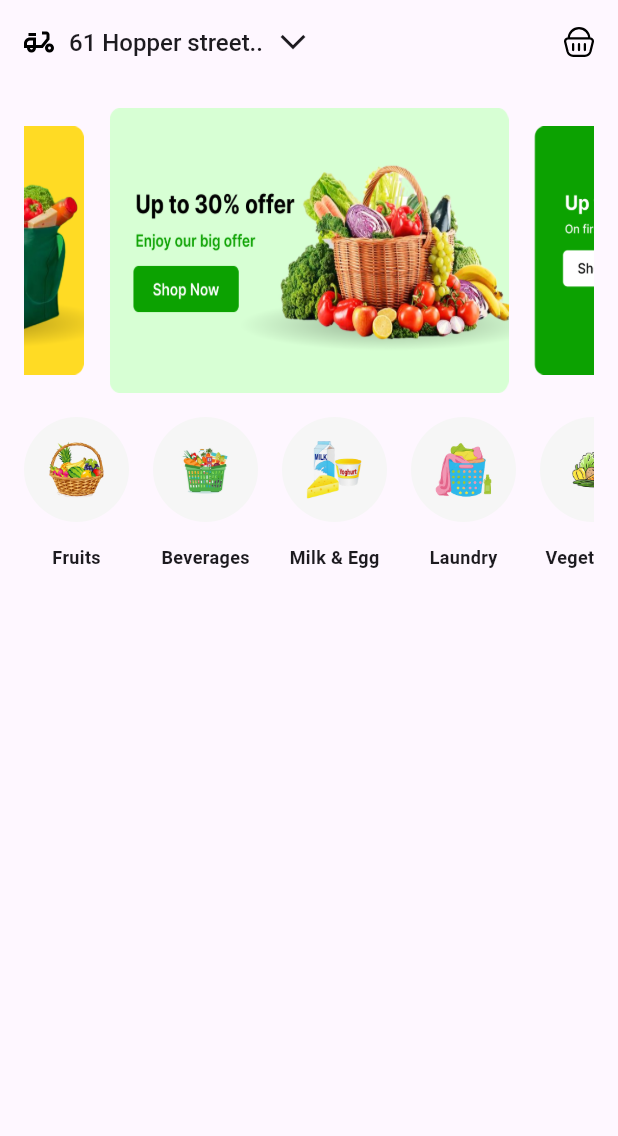
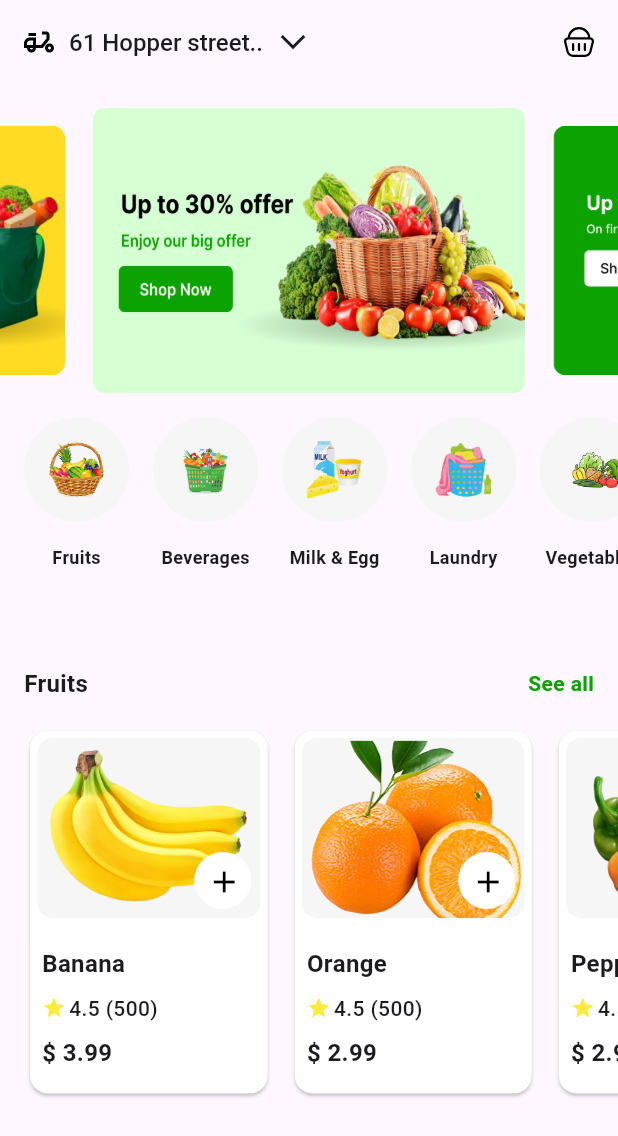
Before and after one commit to AshrafElManDoh/grabber_app, a Flutter app: the screen it shows after launch, on a phone screen of 412 x 824 dp. Shown: the top 1136 px of the screen. Run offline on Flutter 3.47's test engine with Material 3 defaults, Android fonts, the light colour scheme and no system bars; drawn by our look-alikes of carousel_slider; our stand-ins replace flutter_svg.

Commit message:
add fruits widget

```diff
--- /dev/null
+++ b/lib/models/fruit_model.dart
@@ -0,0 +1,22 @@
+class FruitModel {
+  final String name;
+  final String image;
+  final double rating;
+  final int numberOfVotes;
+  final double price;
+
+  FruitModel({
+    required this.name,
+    required this.image,
+    required this.rating,
+    required this.numberOfVotes,
+    required this.price,
+  });
+  FruitModel.withoudRating({
+    required this.name,
+    required this.image,
+    this.rating = 4.5,
+    this.numberOfVotes = 500,
+    required this.price,
+  });
+}
--- a/lib/views/home_view.dart
+++ b/lib/views/home_view.dart
@@ -1,8 +1,10 @@
 import 'package:flutter/material.dart';
 import 'package:flutter_svg/svg.dart';
 import 'package:grapper_app/models/category_model.dart';
+import 'package:grapper_app/models/fruit_model.dart';
 import 'package:grapper_app/widgets/category_list_view.dart';
 import 'package:grapper_app/widgets/custom_sliders.dart';
+import 'package:grapper_app/widgets/fruits_widget.dart';
 
 class HomeView extends StatefulWidget {
   const HomeView({super.key});
@@ -30,6 +32,25 @@ class _HomeViewState extends State<HomeView> {
       image: "assets/images/category/vegatbels.png",
     ),
   ];
+
+  List<FruitModel> fruits = [
+    FruitModel.withoudRating(
+      name: "Banana",
+      image: "assets/images/fruits/banana.png",
+      price: 3.99,
+    ),
+    FruitModel.withoudRating(
+      name: "Orange",
+      image: "assets/images/fruits/orange.png",
+      price: 2.99,
+    ),
+    FruitModel.withoudRating(
+      name: "Pepper",
+      image: "assets/images/fruits/papper.png",
+      price: 2.99,
+    ),
+  ];
+
   @override
   Widget build(BuildContext context) {
     return Scaffold(
@@ -52,16 +73,15 @@ class _HomeViewState extends State<HomeView> {
           ],
         ),
       ),
-      body: Padding(
-        padding: const EdgeInsets.symmetric(horizontal: 16),
-        child: Column(
+      body: Column(
         children: [
           SizedBox(height: 16),
           CustomSliders(items: items),
           SizedBox(height: 16),
           CategoryListView(categories: categories),
+          SizedBox(height: 16),
+          FruitsWidget(fruits: fruits),
         ],
-        ),
       ),
     );
   }
--- a/lib/widgets/category_list_view.dart
+++ b/lib/widgets/category_list_view.dart
@@ -9,9 +9,10 @@ class CategoryListView extends StatelessWidget {
   @override
   Widget build(BuildContext context) {
     return SizedBox(
-      height: 120,
+      height: 150,
       child: ListView.separated(
         scrollDirection: Axis.horizontal,
+        padding: EdgeInsets.only(left: 16,right: 16),
         shrinkWrap: true,
         separatorBuilder: (context, index) => SizedBox(width: 16),
         itemBuilder: (context, index) =>
--- /dev/null
+++ b/lib/widgets/fruit_item_widget.dart
@@ -0,0 +1,72 @@
+import 'package:flutter/material.dart';
+import 'package:grapper_app/models/fruit_model.dart';
+
+class FruitItemWidget extends StatelessWidget {
+  const FruitItemWidget({super.key, required this.fruitModel});
+  final FruitModel fruitModel;
+  @override
+  Widget build(BuildContext context) {
+    return Card(
+      color: Colors.white,
+      child: Column(
+        crossAxisAlignment: CrossAxisAlignment.start,
+        children: [
+          Container(
+            height: 120,
+            margin: EdgeInsets.all(5),
+            decoration: BoxDecoration(
+              borderRadius: BorderRadius.circular(10),
+              color: Color(0xffF6F6F6),
+            ),
+            child: Stack(
+              children: [
+                Image.asset(fruitModel.image),
+                Positioned(
+                  bottom: 6,
+                  right: 6,
+                  child: CircleAvatar(
+                    radius: 19,
+                    backgroundColor: Colors.white,
+                    child: IconButton(
+                      onPressed: () {},
+                      icon: Icon(Icons.add, color: Colors.black),
+                    ),
+                  ),
+                ),
+              ],
+            ),
+          ),
+          SizedBox(height: 14),
+          Padding(
+            padding: const EdgeInsets.only(left: 8),
+            child: Column(
+              crossAxisAlignment: CrossAxisAlignment.start,
+              children: [
+                Text(
+                  fruitModel.name,
+                  style: TextStyle(fontSize: 16, fontWeight: FontWeight.w600),
+                ),
+                SizedBox(height: 8),
+                Row(
+                  children: [
+                    Icon(Icons.star, color: Colors.yellow, size: 16),
+                    SizedBox(width: 2),
+                    Text(
+                      "4.5 (500)",
+                      style: TextStyle(fontSize: 14, fontWeight: FontWeight.w500),
+                    ),
+                  ],
+                ),
+                SizedBox(height: 8),
+                Text(
+                  "\$ ${fruitModel.price}",
+                  style: TextStyle(fontSize: 16, fontWeight: FontWeight.w600),
+                ),
+              ],
+            ),
+          ),
+        ],
+      ),
+    );
+  }
+}
--- /dev/null
+++ b/lib/widgets/fruit_list_view.dart
@@ -0,0 +1,23 @@
+import 'package:flutter/material.dart';
+import 'package:grapper_app/models/fruit_model.dart';
+import 'package:grapper_app/widgets/fruit_item_widget.dart';
+
+class FruitListView extends StatelessWidget {
+  const FruitListView({super.key, required this.fruits});
+  final List<FruitModel> fruits;
+  @override
+  Widget build(BuildContext context) {
+    return SizedBox(
+      height: 250,
+      child: ListView.separated(
+        scrollDirection: Axis.horizontal,
+        shrinkWrap: true,
+        padding: EdgeInsets.only(left: 16,right: 16),
+        itemBuilder: (context, index) =>
+            FruitItemWidget(fruitModel: fruits[index]),
+        separatorBuilder: (context, index) => SizedBox(width: 10,),
+        itemCount: fruits.length,
+      ),
+    );
+  }
+}
--- /dev/null
+++ b/lib/widgets/fruits_widget.dart
@@ -0,0 +1,47 @@
+import 'package:flutter/material.dart';
+import 'package:grapper_app/models/fruit_model.dart';
+import 'package:grapper_app/widgets/fruit_list_view.dart';
+
+class FruitsWidget extends StatelessWidget {
+  const FruitsWidget({super.key, required this.fruits});
+  final List<FruitModel> fruits;
+
+  @override
+  Widget build(BuildContext context) {
+    return Column(
+      children: [
+        Padding(
+          padding: const EdgeInsets.symmetric(horizontal: 16),
+          child: FruitsHeader(),
+        ),
+        SizedBox(height: 16),
+        FruitListView(fruits: fruits),
+      ],
+    );
+  }
+}
+
+class FruitsHeader extends StatelessWidget {
+  const FruitsHeader({super.key});
+
+  @override
+  Widget build(BuildContext context) {
+    return Row(
+      children: [
+        Text(
+          "Fruits",
+          style: TextStyle(fontSize: 16, fontWeight: FontWeight.w600),
+        ),
+        Spacer(),
+        Text(
+          "See all",
+          style: TextStyle(
+            fontSize: 14,
+            fontWeight: FontWeight.w600,
+            color: Color(0xff0CA201),
+          ),
+        ),
+      ],
+    );
+  }
+}
```
Lines whose indentation alone changed are shown as unchanged.
